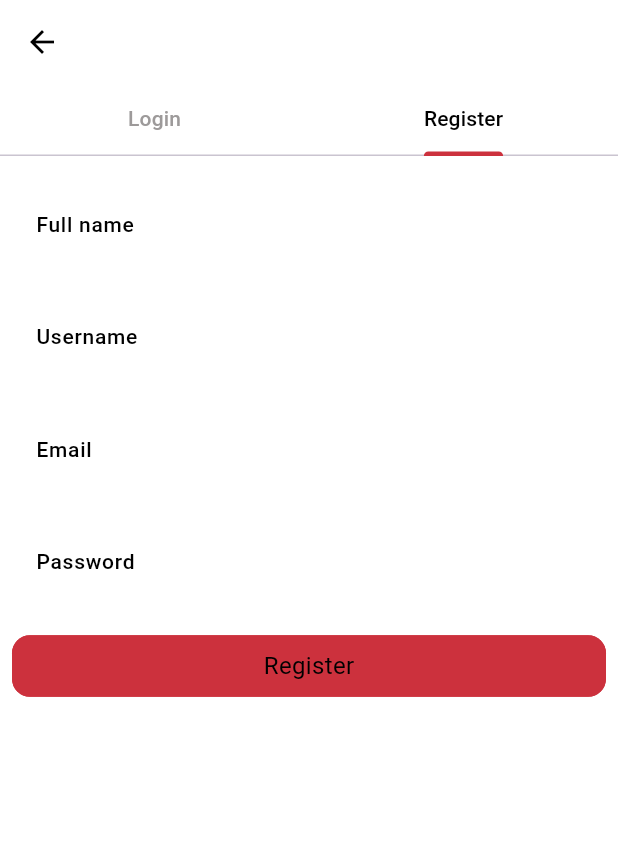
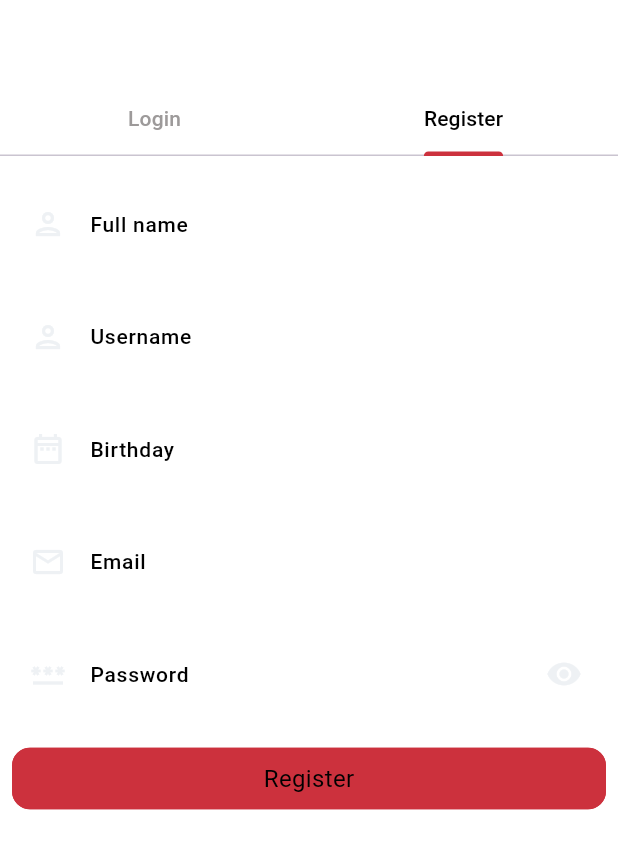
Before and after one commit to ousseynoukone/skilluxfrontendflutter, a Flutter app: the TopNavigationBar screen opened directly, tab 2 chosen, on a phone screen of 412 x 824 dp. Shown: the top 849 px of the screen. Run offline on Flutter 3.47's test engine with Material 3 defaults, Android fonts, the light colour scheme and no system bars; our stand-ins replace dio, get, hive, hive_flutter, logger, smooth_page_indicator; accounts and stored records are empty; generated files the repository leaves out were written again; Roboto replaces fonts that are missing (SF Pro).

Commit message:
update & DatePicker

```diff
--- a/lib/l10n/app_en.arb
+++ b/lib/l10n/app_en.arb
@@ -18,7 +18,7 @@
   "stayEngaged": "Stay engaged.",
   "participateActively": "The best way to get the most out of our app is to participate actively.",
   "skill": "Skill",
-  "ux": "UX",
+  "ux": "ux",
   "login": "Login",
   "register": "Register",
   "enterYourEmailOrUsername": "Enter your email or username.",
@@ -44,5 +44,7 @@
 
   "birth": "Birthday",
   "enterBirth": "Enter your birthday.",
-  "birthRequirement": "Birthdate must be in the format MM/DD/YYYY."
+  "birthRequirement": "Birthdate must be in the format MM/DD/YYYY.",
+
+  "ok":"Ok"
 }
--- a/lib/presentations/features/auth/register.dart
+++ b/lib/presentations/features/auth/register.dart
@@ -1,11 +1,12 @@
 import 'package:flutter/material.dart';
 import 'package:flutter_gen/gen_l10n/app_localizations.dart';
-import 'package:skilluxfrontendflutter/config/theme/colors.dart';
+import 'package:intl/intl.dart';
+import 'package:skilluxfrontendflutter/config/validators/birth_validator.dart';
 import 'package:skilluxfrontendflutter/config/validators/email_validator.dart';
 import 'package:skilluxfrontendflutter/config/validators/full_name_validator.dart';
-import 'package:skilluxfrontendflutter/config/validators/login_validator.dart';
 import 'package:skilluxfrontendflutter/config/validators/password_validator.dart';
 import 'package:skilluxfrontendflutter/config/validators/username_validator.dart';
+import 'package:skilluxfrontendflutter/presentations/features/auth/widgets/date_picker.dart';
 import 'package:skilluxfrontendflutter/presentations/shared_widgets/button.widgets.dart';
 import 'package:skilluxfrontendflutter/presentations/shared_widgets/text_form_field.dart';
 
@@ -18,11 +19,19 @@ class Register extends StatefulWidget {
 
 class _RegisterState extends State<Register> {
   final GlobalKey<FormState> _formKey = GlobalKey<FormState>();
-  TextEditingController _fullNameController = TextEditingController();
-  TextEditingController _usernameController = TextEditingController();
-  TextEditingController _emailController = TextEditingController();
-  TextEditingController _passwordController = TextEditingController();
-  TextEditingController _birthController = TextEditingController();
+  final TextEditingController _fullNameController = TextEditingController();
+  final TextEditingController _usernameController = TextEditingController();
+  final TextEditingController _emailController = TextEditingController();
+  final TextEditingController _passwordController = TextEditingController();
+  final TextEditingController _birthController = TextEditingController();
+
+  bool _isObscure = true;
+
+  void _toggleVisibility() {
+    setState(() {
+      _isObscure = !_isObscure;
+    });
+  }
 
   @override
   Widget build(BuildContext context) {
@@ -42,6 +51,7 @@ class _RegisterState extends State<Register> {
                 child: TextFormFieldComponent(
                   controller: _fullNameController,
                   hintText: text.enterFullName,
+                  prefixIcon: const Icon(Icons.person_outlined),
                   labelText: text.fullName,
                   validator: (value) {
                     var message = FullNameValidator.validate(value);
@@ -57,6 +67,7 @@ class _RegisterState extends State<Register> {
                 child: TextFormFieldComponent(
                   controller: _usernameController,
                   hintText: text.enterUsername,
+                  prefixIcon: const Icon(Icons.person_outlined),
                   labelText: text.username,
                   validator: (value) {
                     var message = UsernameValidator.validate(value);
@@ -68,8 +79,21 @@ class _RegisterState extends State<Register> {
                 ),
               ),
               Padding(
+                  padding: const EdgeInsets.symmetric(vertical: 8.0),
+                  child: DatePickerComponent(
+                      datePickerController: _birthController,
+                      hintText: text.enterBirth,
+                      labelText: text.birth,
+                      validator: (value) {
+                        var message = BirthDateValidator.validate(value);
+                        if (value == null || message != null) {
+                          return message;
+                        }
+                      })),
+              Padding(
                 padding: const EdgeInsets.symmetric(vertical: 8.0),
                 child: TextFormFieldComponent(
+                  prefixIcon: const Icon(Icons.email_outlined),
                   controller: _emailController,
                   hintText: text.enterEmail,
                   labelText: text.email,
@@ -89,7 +113,19 @@ class _RegisterState extends State<Register> {
                   controller: _passwordController,
                   hintText: text.enterYourPassword,
                   labelText: text.password,
-                  obscureText: true,
+                  obscureText: _isObscure,
+                  prefixIcon: const Icon(Icons.password_outlined),
+                  suffixIcon: Padding(
+                    padding: const EdgeInsets.only(right: 4.0),
+                    child: IconButton(
+                      icon: _isObscure
+                          ? const Icon(Icons.visibility)
+                          : const Icon(Icons.visibility_off_outlined),
+                      onPressed: () {
+                        _toggleVisibility();
+                      },
+                    ),
+                  ),
                   validator: (value) {
                     var message = PasswordValidator.validate(value);
                     if (value == null || message != null) {
@@ -110,7 +146,8 @@ class _RegisterState extends State<Register> {
                       String username = _usernameController.text.trim();
                       String email = _emailController.text.trim();
                       String password = _passwordController.text;
-                      String birthDate = _birthController.text.trim();
+                      String birthDate = DateFormat('yyyy-MM-dd', 'en')
+                          .format(DateTime.parse(_birthController.text.trim()));
 
                       // Implement your registration logic here
                       print('Full Name: $fullName');
--- /dev/null
+++ b/lib/presentations/features/auth/widgets/date_picker.dart
@@ -0,0 +1,109 @@
+import 'package:flutter/cupertino.dart';
+import 'package:flutter/material.dart';
+import 'package:flutter/widgets.dart';
+import 'package:flutter_localizations/flutter_localizations.dart';
+import 'package:get/get.dart';
+import 'package:intl/intl.dart';
+import 'package:skilluxfrontendflutter/config/extensions/context_extension.dart';
+import 'package:skilluxfrontendflutter/config/theme/colors.dart';
+import 'package:skilluxfrontendflutter/presentations/shared_widgets/button.widgets.dart';
+import 'package:skilluxfrontendflutter/presentations/shared_widgets/text_form_field.dart';
+
+class DatePickerComponent extends StatefulWidget {
+  final TextEditingController datePickerController;
+  final String labelText;
+  final String hintText;
+  final FormFieldValidator<String>? validator;
+
+  const DatePickerComponent({
+    super.key,
+    required this.datePickerController,
+    required this.hintText,
+    required this.validator,
+    required this.labelText,
+  });
+
+  @override
+  _DatePickerComponentState createState() => _DatePickerComponentState();
+}
+
+class _DatePickerComponentState extends State<DatePickerComponent> {
+  DateTime? _selectedDate = DateTime.now();
+
+  Future<void> _selectDate(BuildContext context) async {
+    DateTime? newDateTime = await showCupertinoModalPopup(
+      context: context,
+      builder: (BuildContext context) {
+        return Container(
+          height: Get.height / 2.5,
+          color: Theme.of(context).primaryColor,
+          child: Column(
+            children: <Widget>[
+              Container(
+                height: Get.height / 3.3,
+                child: CupertinoDatePicker(
+                  mode: CupertinoDatePickerMode.date,
+                  initialDateTime: _selectedDate,
+                  minimumDate: DateTime(DateTime.now().year - 100),
+                  maximumDate: DateTime.now(),
+                  onDateTimeChanged: (DateTime newDate) {
+                    setState(() {
+                      _selectedDate = newDate;
+                    });
+                  },
+                ),
+              ),
+              Padding(
+                padding: const EdgeInsets.only(top: 4.0),
+                child: CupertinoButton(
+                  color: ColorsTheme.black,
+                  onPressed: () {
+                    Navigator.of(context).pop();
+                    if (_selectedDate != null) {
+                      // Get the current locale
+                      Locale currentLocale = Localizations.localeOf(context);
+
+                      // Format date based on locale
+                      String formattedDate;
+                      if (currentLocale.languageCode == 'fr') {
+                        formattedDate = DateFormat('dd-MM-yyyy', 'fr')
+                            .format(_selectedDate!);
+                      } else {
+                        formattedDate = DateFormat('yyyy-MM-dd', 'en')
+                            .format(_selectedDate!);
+                      }
+
+                      widget.datePickerController.text = formattedDate;
+                    }
+                  },
+                  child: Text(
+                    context.localizations.ok,
+                    style: const TextStyle(color: ColorsTheme.white),
+                  ),
+                ),
+              ),
+            ],
+          ),
+        );
+      },
+    );
+  }
+
+  @override
+  Widget build(BuildContext context) {
+    return TextFormFieldComponent(
+      ontap: () {
+        // Prevent keyboard
+        FocusScope.of(context).requestFocus(FocusNode());
+        // Select date function
+        _selectDate(context);
+      },
+      prefixIcon: const Icon(Icons.date_range_outlined),
+      labelText: widget.labelText,
+      hintText: widget.hintText,
+      controller: widget.datePickerController,
+      readOnly: true,
+      validator: widget.validator,
+    );
+  }
+}
--- a/lib/presentations/features/auth/widgets/navigation_bar.dart
+++ b/lib/presentations/features/auth/widgets/navigation_bar.dart
@@ -1,5 +1,6 @@
 import 'package:flutter/material.dart';
 import 'package:get/get.dart';
+import 'package:skilluxfrontendflutter/config/extensions/context_extension.dart';
 import 'package:skilluxfrontendflutter/config/theme/colors.dart';
 import 'package:skilluxfrontendflutter/presentations/features/auth/login.dart';
 import 'package:skilluxfrontendflutter/presentations/features/auth/register.dart';
@@ -14,17 +15,20 @@ class TopNavigationBar extends StatefulWidget {
 class _TopNavigationBarState extends State<TopNavigationBar> {
   @override
   Widget build(BuildContext context) {
+    var text = context.localizations;
+
     return DefaultTabController(
       length: 2,
       child: Scaffold(
         appBar: AppBar(
+          automaticallyImplyLeading: false, // remove back button in appbar.
           bottom: TabBar(
             labelColor: context.textTheme.bodyLarge?.color,
             unselectedLabelColor: ColorsTheme.grey,
             indicatorColor: ColorsTheme.primary,
-            tabs: const [
-              Tab(text: 'Login'),
-              Tab(text: 'Register'),
+            tabs: [
+              Tab(text: text.login),
+              Tab(text: text.register),
             ],
           ),
         ),
--- a/lib/presentations/shared_widgets/button.widgets.dart
+++ b/lib/presentations/shared_widgets/button.widgets.dart
@@ -7,11 +7,11 @@ class ButtonComponent extends StatelessWidget {
   final EdgeInsets? edgeInsets;
 
   const ButtonComponent({
-    Key? key,
+    super.key,
     required this.text,
     this.edgeInsets,
     required this.onPressed,
-  }) : super(key: key);
+  });
 
   @override
   Widget build(BuildContext context) {
--- a/lib/presentations/shared_widgets/text_form_field.dart
+++ b/lib/presentations/shared_widgets/text_form_field.dart
@@ -7,26 +7,35 @@ class TextFormFieldComponent extends StatelessWidget {
   final bool obscureText;
   final TextEditingController controller;
   final FormFieldValidator<String>? validator;
-
-  const TextFormFieldComponent({
-    super.key,
+  final VoidCallback? ontap;
+  final Widget? suffixIcon;
+  final Widget? prefixIcon;
+  final bool readOnly;
+  const TextFormFieldComponent(
+      {super.key,
       required this.labelText,
       required this.hintText,
+      this.suffixIcon,
+      this.prefixIcon,
       this.obscureText = false,
       required this.controller,
       this.validator,
-  });
+      this.ontap,
+      this.readOnly = false});
 
   @override
   Widget build(BuildContext context) {
     return TextFormField(
+      onTap: ontap,
+      readOnly: readOnly,
       controller: controller,
       obscureText: obscureText,
       validator: validator,
       decoration: InputDecoration(
           labelText: labelText,
           hintText: hintText,
-      ),
+          prefixIcon: prefixIcon,
+          suffixIcon: suffixIcon),
     );
   }
 }
--- a/lib/services/auh_services/controller/auth_register_controller.dart
+++ b/lib/services/auh_services/controller/auth_register_controller.dart
@@ -66,7 +66,7 @@ class GetXAuthController extends GetxController with StateMixin<User> {
 
     if (response.statusCode == 200) {
       change(null, status: RxStatus.success());
-    }else{
+    } else {
       change(null, status: RxStatus.error(response.message));
     }
   }
--- a/pubspec.yaml
+++ b/pubspec.yaml
@@ -78,7 +78,8 @@ dev_dependencies:
   # package. See that file for information about deactivating specific lint
   # rules and activating additional ones.
   flutter_lints: ^3.0.0
-
+  #The Flutter plugin that help you can choose dates and years with rounded calendars and customizable themes.
+  flutter_rounded_date_picker: 3.0.4
 # For information on the generic Dart part of this file, see the
 # following page: https://dart.dev/tools/pub/pubspec
 
```
Also changed, not shown: lib/config/validators/birth_validator.dart (+11 -5 lines), lib/l10n/app_fr.arb (+5 -3 lines), lib/main.dart (+6 -2 lines), lib/presentations/features/auth/login.dart (+23 -1 lines), lib/services/mainHelpers/helper.dart (added, +26 -0 lines), pubspec.lock. Lines whose indentation alone changed are shown as unchanged.
